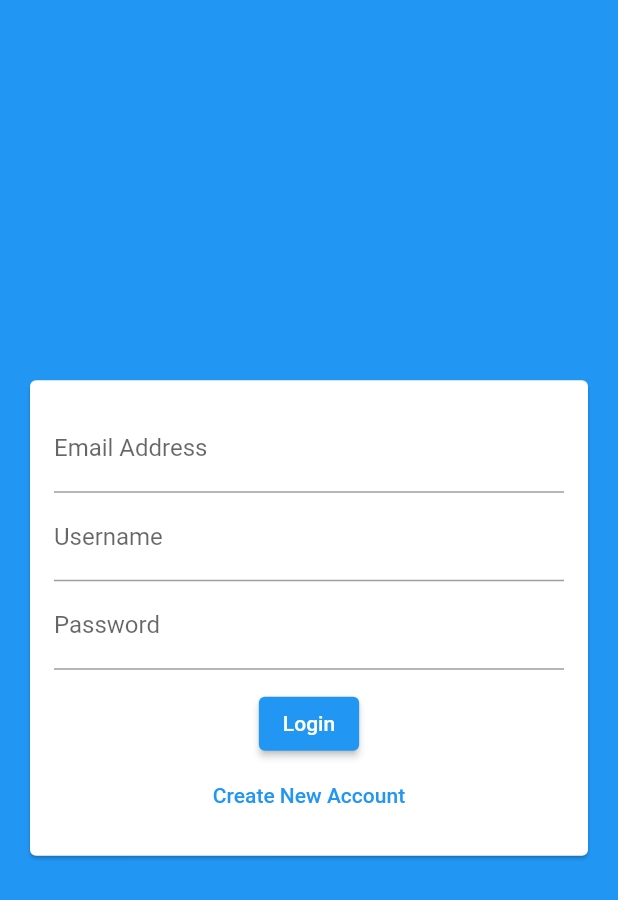
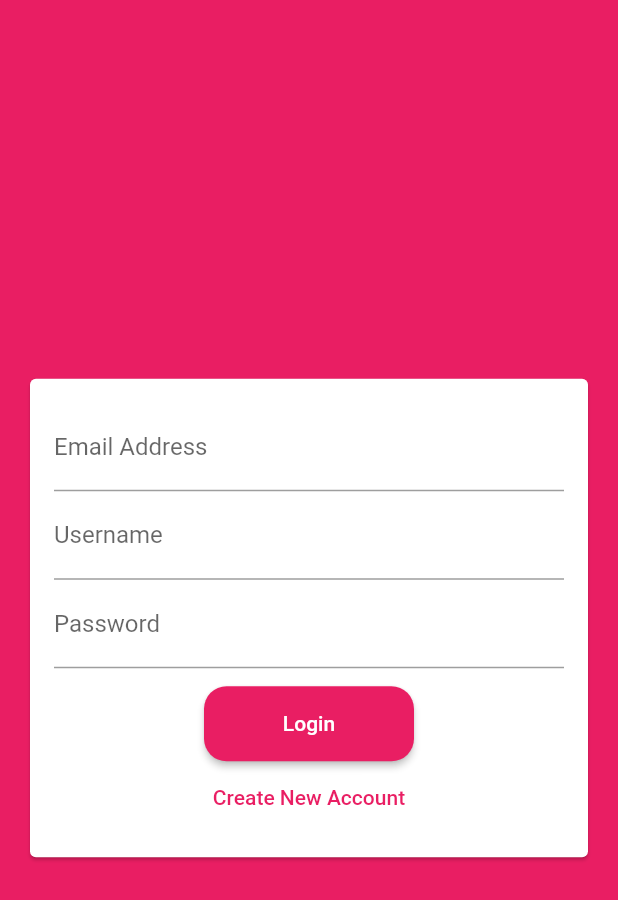
Before and after one commit to FrengkyG/learn-flutter, a Flutter app: the screen it shows after launch, on a phone screen of 412 x 824 dp. Shown: the top 900 px of the screen. Run offline on Flutter 3.47's test engine with Material 2 defaults, Android fonts, the phone set to English and light mode, and no system bars; our stand-ins replace cached_network_image, cloud_firestore, dartz, equatable, firebase_core, flutter_local_notifications and 9 more; missing offline and left inert: android_alarm_manager_plus, app_settings; accounts and stored records are empty; generated files the repository leaves out were written again.

```diff
--- a/Flutter The Complete Guide/06 Chat App/chat_app/lib/main.dart
+++ b/Flutter The Complete Guide/06 Chat App/chat_app/lib/main.dart
@@ -1,3 +1,5 @@
+// ignore_for_file: deprecated_member_use
+
 import 'package:chat_app/screens/auth_screen.dart';
 import 'package:chat_app/screens/chat_screen.dart';
 import 'package:flutter/material.dart';
@@ -17,7 +19,26 @@ class MyApp extends StatelessWidget {
     return MaterialApp(
       title: 'FlutterChat',
       theme: ThemeData(
-        primarySwatch: Colors.blue,
+        primarySwatch: Colors.pink,
+        backgroundColor: Colors.pink,
+        accentColor: Colors.deepPurple,
+        accentColorBrightness: Brightness.dark,
+        elevatedButtonTheme: ElevatedButtonThemeData(
+          style: ElevatedButton.styleFrom(
+            primary: Colors.pink,
+            onPrimary: Colors.white,
+            fixedSize: const Size(140, 50),
+            padding: const EdgeInsets.all(10),
+            shape: RoundedRectangleBorder(
+              borderRadius: BorderRadius.circular(15),
+            ),
+          ),
+        ),
+        textButtonTheme: TextButtonThemeData(
+          style: TextButton.styleFrom(
+            primary: Colors.pink,
+          ),
+        ),
       ),
       home: const AuthScreen(),
     );
```
